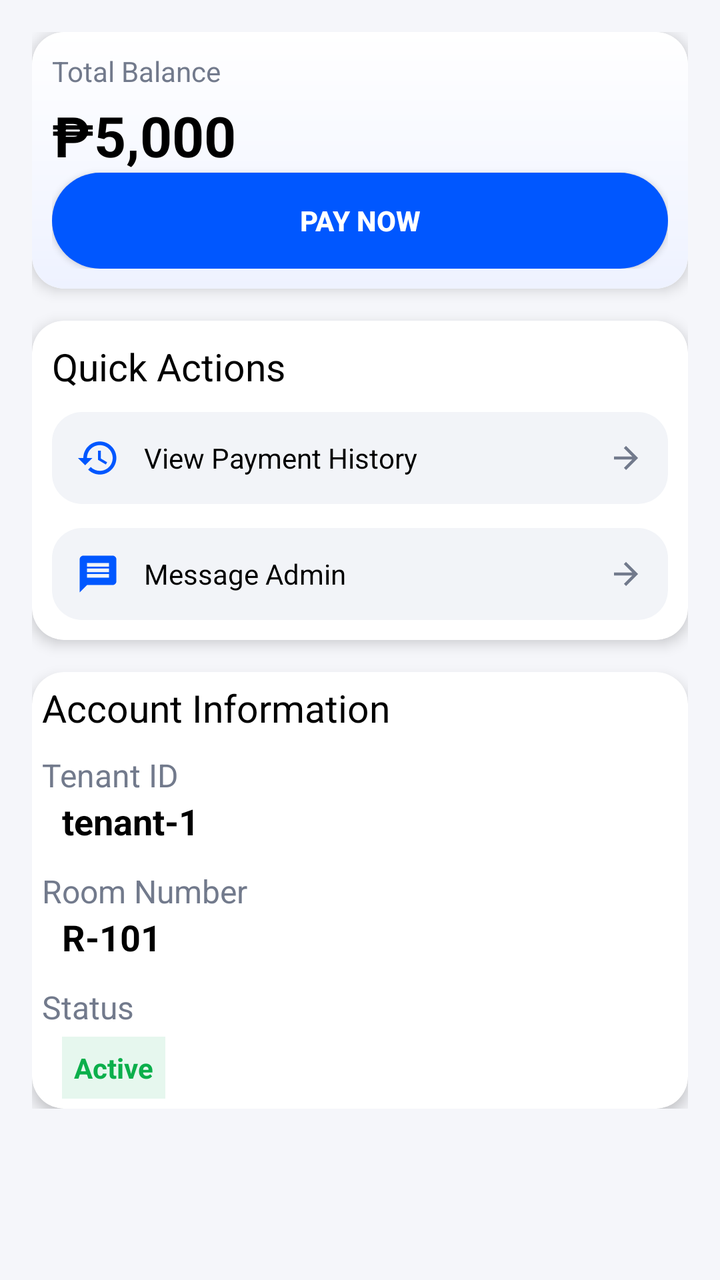
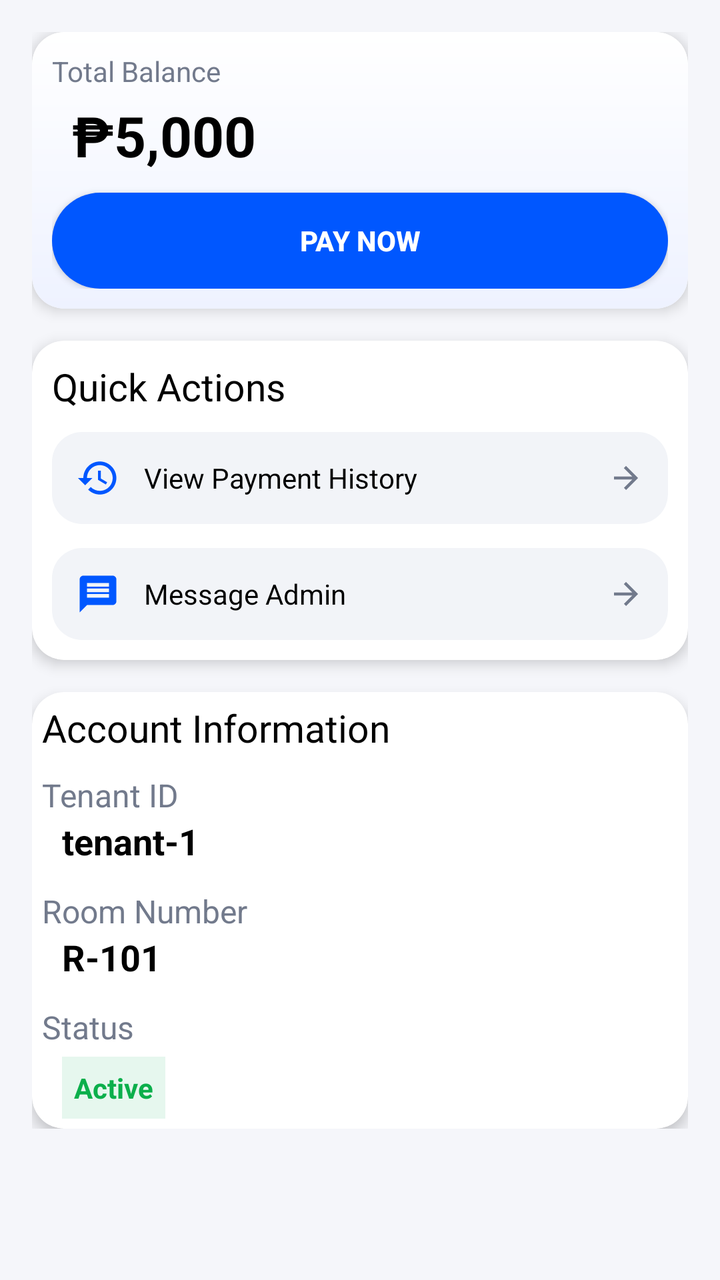

Before-and-after screenshots of an Android layout around one commit, followed by the original layout XML and the change that was made.
<!-- AndroidManifest.xml: application theme Theme.Dormitally -->
<!-- res/layout/fragment_home_tenant.xml -->
<?xml version="1.0" encoding="utf-8"?>
<LinearLayout xmlns:android="http://schemas.android.com/apk/res/android"
    xmlns:app="http://schemas.android.com/apk/res-auto"
    xmlns:tools="http://schemas.android.com/tools"
    android:id="@+id/main"
    android:layout_width="match_parent"
    android:layout_height="match_parent"
    android:background="@color/white"
    android:orientation="vertical"
    tools:context=".tenantfragment.HomePage">

    <ScrollView
        android:layout_width="match_parent"
        android:layout_height="match_parent"
        android:background="#F5F6FA"
        android:padding="16dp">

        <LinearLayout
            android:layout_width="match_parent"
            android:layout_height="wrap_content"
            android:orientation="vertical">

            
            <androidx.cardview.widget.CardView
                android:layout_width="match_parent"
                android:layout_height="wrap_content"
                android:layout_marginBottom="16dp"
                android:padding="16dp"
                app:cardCornerRadius="16dp"
                app:cardElevation="4dp">

                <LinearLayout
                    android:layout_width="match_parent"
                    android:layout_height="wrap_content"
                    android:background="@drawable/light_gradient_bg"
                    android:orientation="vertical"
                    android:padding="10dp">

                    <TextView
                        android:layout_width="wrap_content"
                        android:layout_height="wrap_content"
                        android:text="Total Balance"
                        android:textColor="#727A8C"
                        android:textSize="14sp" />

                    <TextView
                        android:id="@+id/totalBalance"
                        android:layout_width="wrap_content"
                        android:layout_height="wrap_content"
                        android:layout_marginTop="4dp"
                        android:text="₱5,000"
                        android:textColor="#000000"
                        android:textSize="28sp"
                        android:textStyle="bold" />

                    

                    
                    <Button
                        android:id="@+id/btnPayNow"
                        android:layout_width="match_parent"
                        android:layout_height="48dp"
                        android:background="@drawable/toggle_selected"
                        android:backgroundTint="#0057FF"
                        android:gravity="center"
                        android:text="Pay Now"
                        android:textColor="#FFFFFF"
                        android:textStyle="bold" />

                </LinearLayout>
            </androidx.cardview.widget.CardView>

            
            <androidx.cardview.widget.CardView
                android:layout_width="match_parent"
                android:layout_height="wrap_content"
                android:layout_marginBottom="16dp"
                android:padding="16dp"
                app:cardCornerRadius="16dp"
                app:cardElevation="4dp">

                <LinearLayout
                    android:layout_width="match_parent"
                    android:layout_height="wrap_content"
                    android:orientation="vertical"
                    android:padding="10dp">

                    
                    <TextView
                        android:id="@+id/textView"
                        android:layout_width="match_parent"
                        android:layout_height="wrap_content"
                        android:text="Quick Actions"
                        android:textColor="@color/black"
                        android:textSize="19sp" />

                    <LinearLayout
                        android:layout_width="match_parent"
                        android:layout_height="wrap_content"
                        android:layout_marginTop="10dp"
                        android:layout_marginBottom="12dp"
                        android:background="@drawable/crtaccbackground"
                        android:backgroundTint="#F2F4F8"
                        android:gravity="center_vertical"
                        android:orientation="horizontal"
                        android:padding="12dp">

                        <ImageView
                            android:layout_width="22dp"
                            android:layout_height="22dp"
                            android:src="@drawable/ic_history"
                            app:tint="#0057FF" />

                        <TextView
                            android:layout_width="0dp"
                            android:layout_height="wrap_content"
                            android:layout_marginLeft="12dp"
                            android:layout_weight="1"
                            android:text="View Payment History"
                            android:textColor="#000000"
                            android:textSize="14sp" />

                        <ImageView
                            android:layout_width="18dp"
                            android:layout_height="18dp"
                            android:src="@drawable/ic_arrow"
                            app:tint="#727A8C" />
                    </LinearLayout>

                    
                    <LinearLayout
                        android:layout_width="match_parent"
                        android:layout_height="wrap_content"
                        android:background="@drawable/crtaccbackground"
                        android:backgroundTint="#F2F4F8"
                        android:gravity="center_vertical"
                        android:orientation="horizontal"
                        android:padding="12dp">

                        <ImageView
                            android:layout_width="22dp"
                            android:layout_height="22dp"
                            android:src="@drawable/ic_message"
                            app:tint="#0057FF" />

                        <TextView
                            android:layout_width="0dp"
                            android:layout_height="wrap_content"
                            android:layout_marginLeft="12dp"
                            android:layout_weight="1"
                            android:text="Message Admin"
                            android:textColor="#000000"
                            android:textSize="14sp" />

                        <ImageView
                            android:layout_width="18dp"
                            android:layout_height="18dp"
                            android:src="@drawable/ic_arrow"
                            app:tint="#727A8C" />
                    </LinearLayout>

                </LinearLayout>
            </androidx.cardview.widget.CardView>

            
            <androidx.cardview.widget.CardView
                android:layout_width="match_parent"
                android:layout_height="wrap_content"
                android:padding="20dp"
                app:cardCornerRadius="16dp"
                app:cardElevation="4dp">

                <LinearLayout
                    android:layout_width="match_parent"
                    android:layout_height="wrap_content"
                    android:orientation="vertical"
                    android:padding="5dp">

                    
                    <TextView
                        android:id="@+id/textView2"
                        android:layout_width="match_parent"
                        android:layout_height="wrap_content"
                        android:text="Account Information"
                        android:textColor="@color/black"
                        android:textSize="19sp" />

                    <TextView
                        android:layout_width="match_parent"
                        android:layout_height="wrap_content"
                        android:layout_marginTop="10dp"
                        android:text="Tenant ID"
                        android:textColor="#727A8C"
                        android:textSize="16sp" />

                    <TextView
                        android:id="@+id/tenantIdTxt"
                        android:layout_width="match_parent"
                        android:layout_height="wrap_content"
                        android:layout_marginLeft="10dp"
                        android:layout_marginBottom="12dp"
                        android:text="tenant-1"
                        android:textColor="#000000"
                        android:textSize="18sp"
                        android:textStyle="bold" />

                    
                    <TextView
                        android:layout_width="match_parent"
                        android:layout_height="wrap_content"
                        android:text="Room Number"
                        android:textColor="#727A8C"
                        android:textSize="16sp" />

                    <TextView
                        android:id="@+id/roomNumTxt"
                        android:layout_width="match_parent"
                        android:layout_height="wrap_content"
                        android:layout_marginLeft="10dp"
                        android:layout_marginBottom="12dp"
                        android:text="R-101"
                        android:textColor="#000000"
                        android:textSize="18sp"
                        android:textStyle="bold" />

                    
                    <TextView
                        android:layout_width="match_parent"
                        android:layout_height="wrap_content"
                        android:text="Status"
                        android:textColor="#727A8C"
                        android:textSize="16sp" />

                    <TextView
                        android:layout_width="wrap_content"
                        android:layout_height="wrap_content"
                        android:layout_marginLeft="10dp"
                        android:layout_marginTop="4dp"
                        android:background="#E6F7EE"
                        android:padding="6dp"
                        android:text="Active"
                        android:textColor="#0BAF4B"
                        android:textStyle="bold" />

                </LinearLayout>
            </androidx.cardview.widget.CardView>

        </LinearLayout>

    </ScrollView>

</LinearLayout>
<!-- resources referenced by this layout -->
<resources>
  <color name="black">#FF000000</color>
  <color name="white">#FFFFFFFF</color>
  <!-- drawable crtaccbackground (drawable) -->
  <?xml version="1.0" encoding="utf-8"?>
  <shape xmlns:android="http://schemas.android.com/apk/res/android">
      <solid android:color="#D3D3D3"/>
      <corners android:radius="15dp"/>
  </shape>
  <!-- drawable ic_arrow (drawable) -->
  <vector xmlns:android="http://schemas.android.com/apk/res/android" android:autoMirrored="true" android:height="24dp" android:tint="#000000" android:viewportHeight="24" android:viewportWidth="24" android:width="24dp">
        
      <path android:fillColor="@android:color/white" android:pathData="M12,4l-1.41,1.41L16.17,11H4v2h12.17l-5.58,5.59L12,20l8,-8z"/>
      
  </vector>
  <!-- drawable ic_history (drawable) -->
  <vector xmlns:android="http://schemas.android.com/apk/res/android" android:height="24dp" android:tint="#000000" android:viewportHeight="24" android:viewportWidth="24" android:width="24dp">
        
      <path android:fillColor="@android:color/white" android:pathData="M13,3c-4.97,0 -9,4.03 -9,9L1,12l3.89,3.89 0.07,0.14L9,12L6,12c0,-3.87 3.13,-7 7,-7s7,3.13 7,7 -3.13,7 -7,7c-1.93,0 -3.68,-0.79 -4.94,-2.06l-1.42,1.42C8.27,19.99 10.51,21 13,21c4.97,0 9,-4.03 9,-9s-4.03,-9 -9,-9zM12,8v5l4.28,2.54 0.72,-1.21 -3.5,-2.08L13.5,8L12,8z"/>
      
  </vector>
  <!-- drawable ic_message (drawable) -->
  <vector xmlns:android="http://schemas.android.com/apk/res/android" android:autoMirrored="true" android:height="24dp" android:tint="#000000" android:viewportHeight="24" android:viewportWidth="24" android:width="24dp">
        
      <path android:fillColor="@android:color/white" android:pathData="M20,2L4,2c-1.1,0 -1.99,0.9 -1.99,2L2,22l4,-4h14c1.1,0 2,-0.9 2,-2L22,4c0,-1.1 -0.9,-2 -2,-2zM18,14L6,14v-2h12v2zM18,11L6,11L6,9h12v2zM18,8L6,8L6,6h12v2z"/>
      
  </vector>
  <!-- drawable light_gradient_bg (drawable) -->
  <?xml version="1.0" encoding="utf-8"?>
  <shape xmlns:android="http://schemas.android.com/apk/res/android">
      <gradient
          android:startColor="#EEF2FF"
          android:endColor="#FFFFFF"
          android:angle="90"/>
      <corners android:radius="16dp"/>
  </shape>
  <!-- drawable toggle_selected (drawable) -->
  <?xml version="1.0" encoding="utf-8"?>
  <shape xmlns:android="http://schemas.android.com/apk/res/android">
      <solid android:color="#2563EB"/>
      <corners android:radius="30dp"/>
  </shape>
  <style name="Theme.Dormitally" parent="Base.Theme.Dormitally" />
  <style name="Base.Theme.Dormitally" parent="Theme.AppCompat.Light.NoActionBar">
          
          
      </style>
</resources>

<!-- the commit's change to res/layout/fragment_home_tenant.xml (unified diff, before → after) -->
@@ -47,6 +47,7 @@
                         android:id="@+id/totalBalance"
                         android:layout_width="wrap_content"
                         android:layout_height="wrap_content"
+                        android:layout_marginLeft="10dp"
                         android:layout_marginTop="4dp"
                         android:text="₱5,000"
                         android:textColor="#000000"
@@ -60,6 +61,7 @@
                         android:id="@+id/btnPayNow"
                         android:layout_width="match_parent"
                         android:layout_height="48dp"
+                        android:layout_marginTop="10dp"
                         android:background="@drawable/toggle_selected"
                         android:backgroundTint="#0057FF"
                         android:gravity="center"
@@ -95,6 +97,7 @@
                         android:textSize="19sp" />
 
                     <LinearLayout
+                        android:id="@+id/viewPaymentLayout"
                         android:layout_width="match_parent"
                         android:layout_height="wrap_content"
                         android:layout_marginTop="10dp"
@@ -129,6 +132,7 @@
 
                     
                     <LinearLayout
+                        android:id="@+id/messageAdminLayout"
                         android:layout_width="match_parent"
                         android:layout_height="wrap_content"
                         android:background="@drawable/crtaccbackground"
@@ -144,6 +148,7 @@
                             app:tint="#0057FF" />
 
                         <TextView
+                            android:id="@+id/messageAdminLayout"
                             android:layout_width="0dp"
                             android:layout_height="wrap_content"
                             android:layout_marginLeft="12dp"
@@ -232,6 +237,7 @@
                         android:textSize="16sp" />
 
                     <TextView
+                        android:id="@+id/statusTxt"
                         android:layout_width="wrap_content"
                         android:layout_height="wrap_content"
                         android:layout_marginLeft="10dp"
